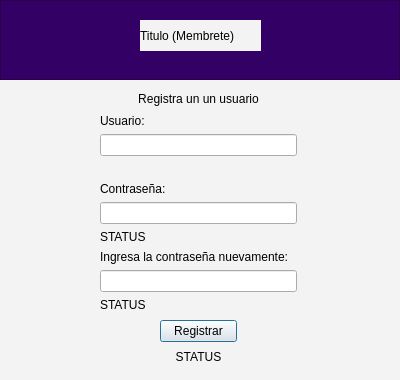
Above: VESOR/Start_window.ui from JoseSierraVzl/Proyecto-VESOR before the change. Below: the same form after it.
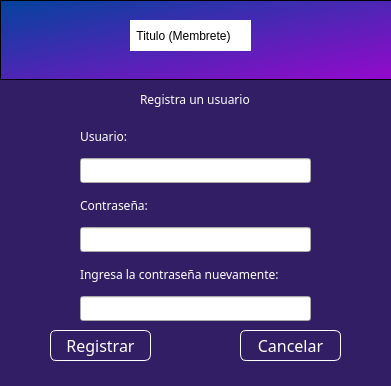
That is the form after the change.

Commit message: Mejoras_en_el_diseño_y_agregado_boton_cancelar

Patch:
```diff
--- a/VESOR/Start_window.ui
+++ b/VESOR/Start_window.ui
@@ -6,14 +6,20 @@
    <rect>
     <x>0</x>
     <y>0</y>
-    <width>400</width>
-    <height>380</height>
+    <width>391</width>
+    <height>386</height>
    </rect>
   </property>
+  <property name="minimumSize">
+   <size>
+    <width>391</width>
+    <height>386</height>
+   </size>
+  </property>
   <property name="maximumSize">
    <size>
-    <width>400</width>
-    <height>380</height>
+    <width>391</width>
+    <height>386</height>
    </size>
   </property>
   <property name="windowTitle">
@@ -21,7 +27,7 @@
   </property>
   <property name="styleSheet">
    <string notr="true">QDialog{
-background-color: rgb(243,243,243)
+background-color: rgb(50,30,100);
 
 }
 
@@ -34,12 +40,7 @@
 color:rgb(0, 0, 0);
 font-size: 12px
 }
-
-QPushButton#Button_register_status:hover{
-background-color:rgb(75,75,75);
-color:rgb(255, 255, 255);
-font-size: 12px;
-}</string>
+</string>
   </property>
   <widget class="QFrame" name="Frame_start_window">
    <property name="geometry">
@@ -56,6 +57,14 @@
      <height>80</height>
     </size>
    </property>
+   <property name="styleSheet">
+    <string notr="true">QFrame{ 
+background-color: qlineargradient(spread:pad, x1:0, y1:0, x2:1, y2:1, stop:0 rgba(3, 67, 157, 255), stop:1 rgba(151, 8, 204, 255));
+}
+
+QtLabel{
+}</string>
+   </property>
    <property name="frameShape">
     <enum>QFrame::StyledPanel</enum>
    </property>
@@ -65,120 +74,649 @@
    <widget class="QLabel" name="label_title">
     <property name="geometry">
      <rect>
-      <x>140</x>
+      <x>130</x>
       <y>20</y>
       <width>121</width>
       <height>31</height>
      </rect>
     </property>
+    <property name="styleSheet">
+     <string notr="true">QLabel{ 
+background-color: qlineargradient(spread:pad, x1:0, y1:0, x2:1, y2:1, stop:0 rgba(255, 255, 255, 255))
+}
+
+</string>
+    </property>
     <property name="text">
-     <string>Titulo (Membrete)</string>
+     <string>  Titulo (Membrete)</string>
     </property>
    </widget>
   </widget>
-  <widget class="QWidget" name="layoutWidget">
+  <widget class="QPushButton" name="Button_register">
    <property name="geometry">
     <rect>
-     <x>160</x>
-     <y>320</y>
-     <width>77</width>
-     <height>45</height>
+     <x>50</x>
+     <y>330</y>
+     <width>101</width>
+     <height>31</height>
     </rect>
    </property>
-   <layout class="QVBoxLayout" name="verticalLayout_2">
+   <property name="palette">
+    <palette>
+     <active>
+      <colorrole role="WindowText">
+       <brush brushstyle="SolidPattern">
+        <color alpha="255">
+         <red>255</red>
+         <green>255</green>
+         <blue>255</blue>
+        </color>
+       </brush>
+      </colorrole>
+      <colorrole role="Text">
+       <brush brushstyle="SolidPattern">
+        <color alpha="255">
+         <red>255</red>
+         <green>255</green>
+         <blue>255</blue>
+        </color>
+       </brush>
+      </colorrole>
+      <colorrole role="ButtonText">
+       <brush brushstyle="SolidPattern">
+        <color alpha="255">
+         <red>255</red>
+         <green>255</green>
+         <blue>255</blue>
+        </color>
+       </brush>
+      </colorrole>
+      <colorrole role="PlaceholderText">
+       <brush brushstyle="NoBrush">
+        <color alpha="128">
+         <red>255</red>
+         <green>255</green>
+         <blue>255</blue>
+        </color>
+       </brush>
+      </colorrole>
+     </active>
+     <inactive>
+      <colorrole role="WindowText">
+       <brush brushstyle="SolidPattern">
+        <color alpha="255">
+         <red>255</red>
+         <green>255</green>
+         <blue>255</blue>
+        </color>
+       </brush>
+      </colorrole>
+      <colorrole role="Text">
+       <brush brushstyle="SolidPattern">
+        <color alpha="255">
+         <red>255</red>
+         <green>255</green>
+         <blue>255</blue>
+        </color>
+       </brush>
+      </colorrole>
+      <colorrole role="ButtonText">
+       <brush brushstyle="SolidPattern">
+        <color alpha="255">
+         <red>255</red>
+         <green>255</green>
+         <blue>255</blue>
+        </color>
+       </brush>
+      </colorrole>
+      <colorrole role="PlaceholderText">
+       <brush brushstyle="NoBrush">
+        <color alpha="128">
+         <red>255</red>
+         <green>255</green>
+         <blue>255</blue>
+        </color>
+       </brush>
+      </colorrole>
+     </inactive>
+     <disabled>
+      <colorrole role="WindowText">
+       <brush brushstyle="SolidPattern">
+        <color alpha="255">
+         <red>255</red>
+         <green>255</green>
+         <blue>255</blue>
+        </color>
+       </brush>
+      </colorrole>
+      <colorrole role="Text">
+       <brush brushstyle="SolidPattern">
+        <color alpha="255">
+         <red>255</red>
+         <green>255</green>
+         <blue>255</blue>
+        </color>
+       </brush>
+      </colorrole>
+      <colorrole role="ButtonText">
+       <brush brushstyle="SolidPattern">
+        <color alpha="255">
+         <red>255</red>
+         <green>255</green>
+         <blue>255</blue>
+        </color>
+       </brush>
+      </colorrole>
+      <colorrole role="PlaceholderText">
+       <brush brushstyle="NoBrush">
+        <color alpha="128">
+         <red>255</red>
+         <green>255</green>
+         <blue>255</blue>
+        </color>
+       </brush>
+      </colorrole>
+     </disabled>
+    </palette>
+   </property>
+   <property name="font">
+    <font>
+     <family>Museo Sans 500</family>
+     <pointsize>12</pointsize>
+     <weight>50</weight>
+     <bold>false</bold>
+    </font>
+   </property>
+   <property name="styleSheet">
+    <string notr="true">color: white;
+border: 1px solid white;
+border-radius: 6px;</string>
+   </property>
+   <property name="text">
+    <string>Registrar</string>
+   </property>
+  </widget>
+  <widget class="QPushButton" name="Button_Cancel">
+   <property name="geometry">
+    <rect>
+     <x>240</x>
+     <y>330</y>
+     <width>101</width>
+     <height>31</height>
+    </rect>
+   </property>
+   <property name="palette">
+    <palette>
+     <active>
+      <colorrole role="WindowText">
+       <brush brushstyle="SolidPattern">
+        <color alpha="255">
+         <red>255</red>
+         <green>255</green>
+         <blue>255</blue>
+        </color>
+       </brush>
+      </colorrole>
+      <colorrole role="Text">
+       <brush brushstyle="SolidPattern">
+        <color alpha="255">
+         <red>255</red>
+         <green>255</green>
+         <blue>255</blue>
+        </color>
+       </brush>
+      </colorrole>
+      <colorrole role="ButtonText">
+       <brush brushstyle="SolidPattern">
+        <color alpha="255">
+         <red>255</red>
+         <green>255</green>
+         <blue>255</blue>
+        </color>
+       </brush>
+      </colorrole>
+      <colorrole role="PlaceholderText">
+       <brush brushstyle="NoBrush">
+        <color alpha="128">
+         <red>255</red>
+         <green>255</green>
+         <blue>255</blue>
+        </color>
+       </brush>
+      </colorrole>
+     </active>
+     <inactive>
+      <colorrole role="WindowText">
+       <brush brushstyle="SolidPattern">
+        <color alpha="255">
+         <red>255</red>
+         <green>255</green>
+         <blue>255</blue>
+        </color>
+       </brush>
+      </colorrole>
+      <colorrole role="Text">
+       <brush brushstyle="SolidPattern">
+        <color alpha="255">
+         <red>255</red>
+         <green>255</green>
+         <blue>255</blue>
+        </color>
+       </brush>
+      </colorrole>
+      <colorrole role="ButtonText">
+       <brush brushstyle="SolidPattern">
+        <color alpha="255">
+         <red>255</red>
+         <green>255</green>
+         <blue>255</blue>
+        </color>
+       </brush>
+      </colorrole>
+      <colorrole role="PlaceholderText">
+       <brush brushstyle="NoBrush">
+        <color alpha="128">
+         <red>255</red>
+         <green>255</green>
+         <blue>255</blue>
+        </color>
+       </brush>
+      </colorrole>
+     </inactive>
+     <disabled>
+      <colorrole role="WindowText">
+       <brush brushstyle="SolidPattern">
+        <color alpha="255">
+         <red>255</red>
+         <green>255</green>
+         <blue>255</blue>
+        </color>
+       </brush>
+      </colorrole>
+      <colorrole role="Text">
+       <brush brushstyle="SolidPattern">
+        <color alpha="255">
+         <red>255</red>
+         <green>255</green>
+         <blue>255</blue>
+        </color>
+       </brush>
+      </colorrole>
+      <colorrole role="ButtonText">
+       <brush brushstyle="SolidPattern">
+        <color alpha="255">
+         <red>255</red>
+         <green>255</green>
+         <blue>255</blue>
+        </color>
+       </brush>
+      </colorrole>
+      <colorrole role="PlaceholderText">
+       <brush brushstyle="NoBrush">
+        <color alpha="128">
+         <red>255</red>
+         <green>255</green>
+         <blue>255</blue>
+        </color>
+       </brush>
+      </colorrole>
+     </disabled>
+    </palette>
+   </property>
+   <property name="font">
+    <font>
+     <family>Museo Sans 500</family>
+     <pointsize>12</pointsize>
+     <weight>50</weight>
+     <bold>false</bold>
+    </font>
+   </property>
+   <property name="styleSheet">
+    <string notr="true">color: white;
+border: 1px solid white;
+border-radius: 6px;</string>
+   </property>
+   <property name="text">
+    <string>Cancelar</string>
+   </property>
+  </widget>
+  <widget class="QLabel" name="label_subtitle">
+   <property name="geometry">
+    <rect>
+     <x>140</x>
+     <y>89</y>
+     <width>111</width>
+     <height>21</height>
+    </rect>
+   </property>
+   <property name="palette">
+    <palette>
+     <active>
+      <colorrole role="WindowText">
+       <brush brushstyle="SolidPattern">
+        <color alpha="255">
+         <red>255</red>
+         <green>255</green>
+         <blue>255</blue>
+        </color>
+       </brush>
+      </colorrole>
+      <colorrole role="Button">
+       <brush brushstyle="SolidPattern">
+        <color alpha="255">
+         <red>50</red>
+         <green>30</green>
+         <blue>100</blue>
+        </color>
+       </brush>
+      </colorrole>
+      <colorrole role="Text">
+       <brush brushstyle="SolidPattern">
+        <color alpha="255">
+         <red>255</red>
+         <green>255</green>
+         <blue>255</blue>
+        </color>
+       </brush>
+      </colorrole>
+      <colorrole role="ButtonText">
+       <brush brushstyle="SolidPattern">
+        <color alpha="255">
+         <red>255</red>
+         <green>255</green>
+         <blue>255</blue>
+        </color>
+       </brush>
+      </colorrole>
+      <colorrole role="Base">
+       <brush brushstyle="SolidPattern">
+        <color alpha="255">
+         <red>50</red>
+         <green>30</green>
+         <blue>100</blue>
+        </color>
+       </brush>
+      </colorrole>
+      <colorrole role="Window">
+       <brush brushstyle="SolidPattern">
+        <color alpha="255">
+         <red>50</red>
+         <green>30</green>
+         <blue>100</blue>
+        </color>
+       </brush>
+      </colorrole>
+      <colorrole role="PlaceholderText">
+       <brush brushstyle="NoBrush">
+        <color alpha="128">
+         <red>255</red>
+         <green>255</green>
+         <blue>255</blue>
+        </color>
+       </brush>
+      </colorrole>
+     </active>
+     <inactive>
+      <colorrole role="WindowText">
+       <brush brushstyle="SolidPattern">
+        <color alpha="255">
+         <red>255</red>
+         <green>255</green>
+         <blue>255</blue>
+        </color>
+       </brush>
+      </colorrole>
+      <colorrole role="Button">
+       <brush brushstyle="SolidPattern">
+        <color alpha="255">
+         <red>50</red>
+         <green>30</green>
+         <blue>100</blue>
+        </color>
+       </brush>
+      </colorrole>
+      <colorrole role="Text">
+       <brush brushstyle="SolidPattern">
+        <color alpha="255">
+         <red>255</red>
+         <green>255</green>
+         <blue>255</blue>
+        </color>
+       </brush>
+      </colorrole>
+      <colorrole role="ButtonText">
+       <brush brushstyle="SolidPattern">
+        <color alpha="255">
+         <red>255</red>
+         <green>255</green>
+         <blue>255</blue>
+        </color>
+       </brush>
+      </colorrole>
+      <colorrole role="Base">
+       <brush brushstyle="SolidPattern">
+        <color alpha="255">
+         <red>50</red>
+         <green>30</green>
+         <blue>100</blue>
+        </color>
+       </brush>
+      </colorrole>
+      <colorrole role="Window">
+       <brush brushstyle="SolidPattern">
+        <color alpha="255">
+         <red>50</red>
+         <green>30</green>
+         <blue>100</blue>
+        </color>
+       </brush>
+      </colorrole>
+      <colorrole role="PlaceholderText">
+       <brush brushstyle="NoBrush">
+        <color alpha="128">
+         <red>255</red>
+         <green>255</green>
+         <blue>255</blue>
+        </color>
+       </brush>
+      </colorrole>
+     </inactive>
+     <disabled>
+      <colorrole role="WindowText">
+       <brush brushstyle="SolidPattern">
+        <color alpha="255">
+         <red>255</red>
+         <green>255</green>
+         <blue>255</blue>
+        </color>
+       </brush>
+      </colorrole>
+      <colorrole role="Button">
+       <brush brushstyle="SolidPattern">
+        <color alpha="255">
+         <red>50</red>
+         <green>30</green>
+         <blue>100</blue>
+        </color>
+       </brush>
+      </colorrole>
+      <colorrole role="Text">
+       <brush brushstyle="SolidPattern">
+        <color alpha="255">
+         <red>255</red>
+         <green>255</green>
+         <blue>255</blue>
+        </color>
+       </brush>
+      </colorrole>
+      <colorrole role="ButtonText">
+       <brush brushstyle="SolidPattern">
+        <color alpha="255">
+         <red>255</red>
+         <green>255</green>
+         <blue>255</blue>
+        </color>
+       </brush>
+      </colorrole>
+      <colorrole role="Base">
+       <brush brushstyle="SolidPattern">
+        <color alpha="255">
+         <red>50</red>
+         <green>30</green>
+         <blue>100</blue>
+        </color>
+       </brush>
+      </colorrole>
+      <colorrole role="Window">
+       <brush brushstyle="SolidPattern">
+        <color alpha="255">
+         <red>50</red>
+         <green>30</green>
+         <blue>100</blue>
+        </color>
+       </brush>
+      </colorrole>
+      <colorrole role="PlaceholderText">
+       <brush brushstyle="NoBrush">
+        <color alpha="128">
+         <red>255</red>
+         <green>255</green>
+         <blue>255</blue>
+        </color>
+       </brush>
+      </colorrole>
+     </disabled>
+    </palette>
+   </property>
+   <property name="font">
+    <font>
+     <family>Museo Sans 500</family>
+     <pointsize>-1</pointsize>
+     <weight>50</weight>
+     <bold>false</bold>
+    </font>
+   </property>
+   <property name="styleSheet">
+    <string notr="true"> background-color: rgb(50,30,100);
+color: rgb(255,255,255);</string>
+   </property>
+   <property name="text">
+    <string>Registra un usuario</string>
+   </property>
+  </widget>
+  <widget class="QWidget" name="">
+   <property name="geometry">
+    <rect>
+     <x>80</x>
+     <y>120</y>
+     <width>231</width>
+     <height>201</height>
+    </rect>
+   </property>
+   <layout class="QVBoxLayout" name="verticalLayout">
     <item>
-     <widget class="QPushButton" name="Button_register">
+     <widget class="QLabel" name="label_user">
+      <property name="font">
+       <font>
+        <family>Museo Sans 500</family>
+        <pointsize>-1</pointsize>
+       </font>
+      </property>
+      <property name="styleSheet">
+       <string notr="true"> background-color: rgb(50,30,100);
+color: rgb(255,255,255);</string>
+      </property>
       <property name="text">
-       <string>Registrar</string>
+       <string>Usuario:</string>
       </property>
      </widget>
     </item>
     <item>
-     <widget class="QLabel" name="label_register_status">
-      <property name="text">
-       <string>STATUS</string>
+     <widget class="QLineEdit" name="line_user">
+      <property name="font">
+       <font>
+        <family>Museo Sans 500</family>
+        <pointsize>9</pointsize>
+        <weight>50</weight>
+        <bold>false</bold>
+       </font>
       </property>
-      <property name="alignment">
-       <set>Qt::AlignCenter</set>
+      <property name="maxLength">
+       <number>12</number>
       </property>
      </widget>
     </item>
-   </layout>
-  </widget>
-  <widget class="QWidget" name="layoutWidget">
-   <property name="geometry">
-    <rect>
-     <x>100</x>
-     <y>90</y>
-     <width>197</width>
-     <height>222</height>
-    </rect>
-   </property>
-   <layout class="QVBoxLayout" name="verticalLayout_3">
     <item>
-     <widget class="QLabel" name="label_subtitle">
+     <widget class="QLabel" name="label_password">
+      <property name="font">
+       <font>
+        <family>Museo Sans 500</family>
+        <pointsize>-1</pointsize>
+        <weight>50</weight>
+        <bold>false</bold>
+       </font>
+      </property>
+      <property name="styleSheet">
+       <string notr="true"> background-color: rgb(50,30,100);
+color: rgb(255,255,255);</string>
+      </property>
       <property name="text">
-       <string>Registra un un usuario</string>
+       <string>Contraseña:</string>
       </property>
-      <property name="alignment">
-       <set>Qt::AlignCenter</set>
+     </widget>
+    </item>
+    <item>
+     <widget class="QLineEdit" name="line_password">
+      <property name="font">
+       <font>
+        <family>Museo Sans 500</family>
+        <pointsize>9</pointsize>
+        <weight>50</weight>
+        <bold>false</bold>
+       </font>
       </property>
+      <property name="maxLength">
+       <number>10</number>
+      </property>
+      <property name="echoMode">
+       <enum>QLineEdit::Password</enum>
+      </property>
      </widget>
     </item>
     <item>
-     <layout class="QVBoxLayout" name="verticalLayout">
-      <item>
-       <widget class="QLabel" name="label_user">
-        <property name="text">
-         <string>Usuario:</string>
-        </property>
-       </widget>
-      </item>
-      <item>
-       <widget class="QLineEdit" name="line_user"/>
-      </item>
-      <item>
-       <widget class="QLabel" name="label_status_user">
-        <property name="text">
-         <string/>
-        </property>
-       </widget>
-      </item>
-      <item>
-       <widget class="QLabel" name="label_password">
-        <property name="text">
-         <string>Contraseña:</string>
-        </property>
-       </widget>
-      </item>
-      <item>
-       <widget class="QLineEdit" name="line_password"/>
-      </item>
-      <item>
-       <widget class="QLabel" name="label_status_password">
-        <property name="text">
-         <string>STATUS</string>
-        </property>
-       </widget>
-      </item>
-      <item>
-       <widget class="QLabel" name="label_password2">
-        <property name="text">
-         <string>Ingresa la contraseña nuevamente:</string>
-        </property>
-       </widget>
-      </item>
-      <item>
-       <widget class="QLineEdit" name="line_password2"/>
-      </item>
-      <item>
-       <widget class="QLabel" name="label_password2_status">
-        <property name="text">
-         <string>STATUS</string>
-        </property>
-       </widget>
-      </item>
-     </layout>
+     <widget class="QLabel" name="label_password2">
+      <property name="font">
+       <font>
+        <family>Museo Sans 500</family>
+        <pointsize>-1</pointsize>
+       </font>
+      </property>
+      <property name="styleSheet">
+       <string notr="true"> background-color: rgb(50,30,100);
+color: rgb(255,255,255);</string>
+      </property>
+      <property name="text">
+       <string>Ingresa la contraseña nuevamente:</string>
+      </property>
+     </widget>
+    </item>
+    <item>
+     <widget class="QLineEdit" name="line_password2">
+      <property name="font">
+       <font>
+        <family>Museo Sans 500</family>
+        <pointsize>9</pointsize>
+        <weight>50</weight>
+        <bold>false</bold>
+       </font>
+      </property>
+      <property name="maxLength">
+       <number>10</number>
+      </property>
+      <property name="echoMode">
+       <enum>QLineEdit::Password</enum>
+      </property>
+     </widget>
     </item>
    </layout>
   </widget>
```
Left out of the diff: 3 changed lines with no effect on the pictures. The commit also changes 1 other file.
